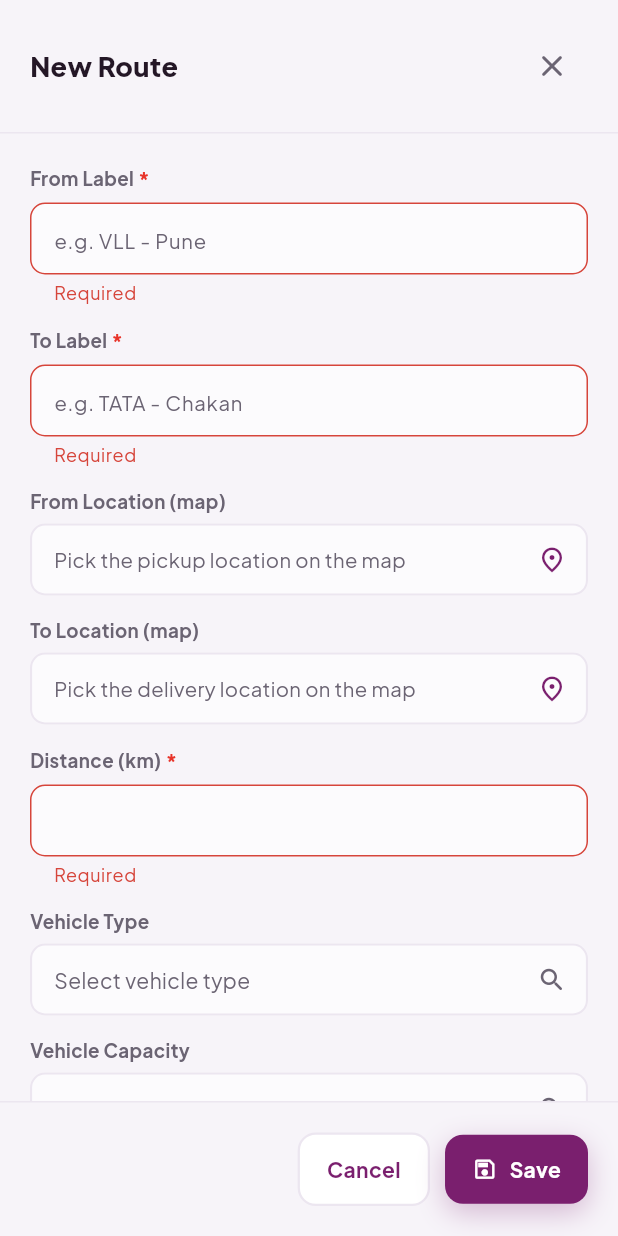
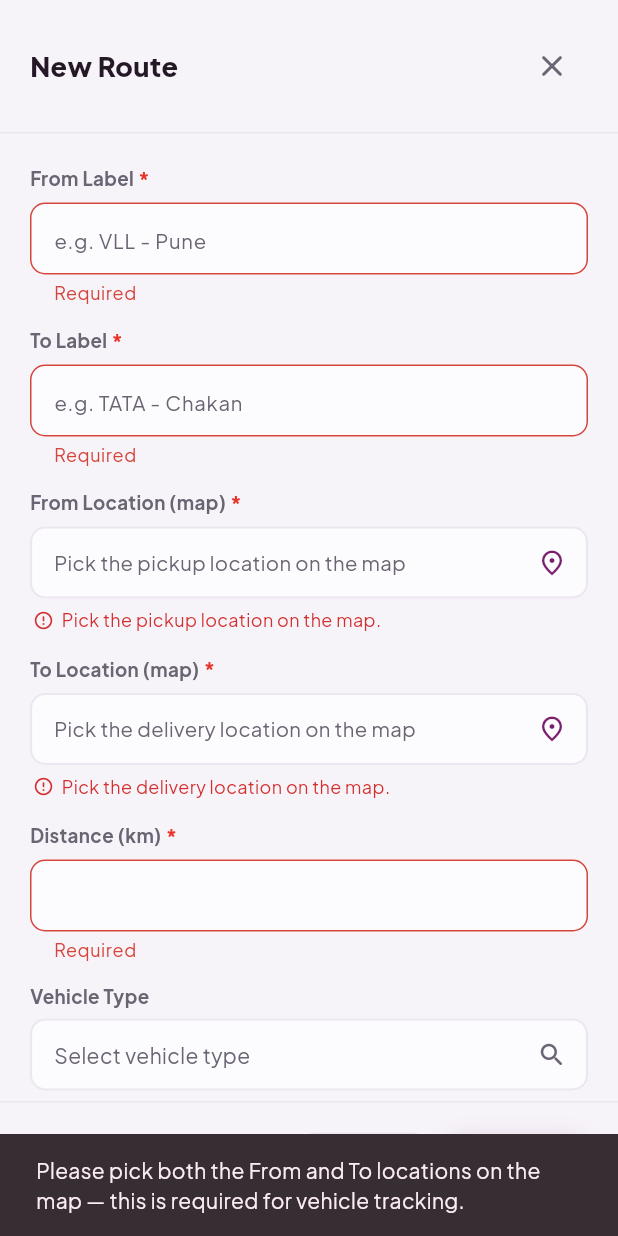
Before and after one commit to vistarlogitekdeveloper/LR_management, a Flutter app: the RouteFormDialog widget shown alone on an empty page, opened directly, after a tap on "Save", on a phone screen of 412 x 824 dp. Run offline on Flutter 3.47's test engine with Material 3 defaults, Android fonts, the phone set to English and light mode, and no system bars; our stand-ins replace dio, file_picker, flutter_map, flutter_riverpod, flutter_secure_storage, go_router and 5 more; missing offline and left inert: dart:html, dart:js_interop, excel; accounts and stored records are empty; network calls fail.

Commit message:
fix(route_form_dialog): enhance location validation and error messaging for map pickers

```diff
--- a/lib/features/masters/widgets/route_form_dialog.dart
+++ b/lib/features/masters/widgets/route_form_dialog.dart
@@ -51,6 +51,9 @@ class _RouteFormDialogState extends ConsumerState<RouteFormDialog> {
   String? _vehicleTypeId;
   String? _capacityId;
   bool _saving = false;
+  // Set once the user tries to save, so the "pick on map" errors only appear
+  // after an attempt (not on a fresh form).
+  bool _triedSave = false;
 
   RouteMaster? get _existing => widget.existing;
 
@@ -107,7 +110,24 @@ class _RouteFormDialogState extends ConsumerState<RouteFormDialog> {
       address.contains(',') ? address.split(',').first.trim() : address.trim();
 
   Future<void> _save() async {
-    if (!_formKey.currentState!.validate()) return;
+    final formOk = _formKey.currentState!.validate();
+    // From/To map coordinates are mandatory: SIM tracking needs origin +
+    // destination points, and a route saved with only city labels fails to
+    // start a trip ("Insufficient Data"). Enforce the pin here at the source.
+    final locOk = _fromLoc != null && _toLoc != null;
+    if (!formOk || !locOk) {
+      if (!locOk) {
+        setState(() => _triedSave = true);
+        ScaffoldMessenger.of(context).showSnackBar(
+          const SnackBar(
+            content: Text(
+              'Please pick both the From and To locations on the map — this is required for vehicle tracking.',
+            ),
+          ),
+        );
+      }
+      return;
+    }
     setState(() => _saving = true);
     final messenger = ScaffoldMessenger.of(context);
     final navigator = Navigator.of(context);
@@ -224,7 +244,11 @@ class _RouteFormDialogState extends ConsumerState<RouteFormDialog> {
                         width: c.maxWidth,
                         child: LabeledField(
                           label: 'From Location (map)',
-                          child: LocationPickerField(
+                          required: true,
+                          child: Column(
+                            crossAxisAlignment: CrossAxisAlignment.start,
+                            children: [
+                              LocationPickerField(
                                 value: _fromLoc,
                                 hintText: 'Pick the pickup location on the map',
                                 onPicked: (loc) => setState(() {
@@ -234,13 +258,21 @@ class _RouteFormDialogState extends ConsumerState<RouteFormDialog> {
                                   }
                                 }),
                               ),
+                              if (_triedSave && _fromLoc == null)
+                                _pickError('Pick the pickup location on the map.'),
+                            ],
+                          ),
                         ),
                       ),
                       SizedBox(
                         width: c.maxWidth,
                         child: LabeledField(
                           label: 'To Location (map)',
-                          child: LocationPickerField(
+                          required: true,
+                          child: Column(
+                            crossAxisAlignment: CrossAxisAlignment.start,
+                            children: [
+                              LocationPickerField(
                                 value: _toLoc,
                                 hintText: 'Pick the delivery location on the map',
                                 onPicked: (loc) => setState(() {
@@ -249,6 +281,10 @@ class _RouteFormDialogState extends ConsumerState<RouteFormDialog> {
                                     _toCity.text = _shortLabel(loc.address);
                                   }
                                 }),
+                              ),
+                              if (_triedSave && _toLoc == null)
+                                _pickError('Pick the delivery location on the map.'),
+                            ],
                           ),
                         ),
                       ),
@@ -372,6 +408,24 @@ class _RouteFormDialogState extends ConsumerState<RouteFormDialog> {
     );
   }
 
+  // Inline validation message for the map pickers (they are not FormFields, so
+  // they can't hook into the Form validator — we render the error ourselves).
+  Widget _pickError(String msg) => Padding(
+    padding: const EdgeInsets.only(top: 6, left: 2),
+    child: Row(
+      children: [
+        Icon(Icons.error_outline_rounded, size: 14, color: Colors.red.shade700),
+        const SizedBox(width: 5),
+        Expanded(
+          child: Text(
+            msg,
+            style: TextStyle(color: Colors.red.shade700, fontSize: 12),
+          ),
+        ),
+      ],
+    ),
+  );
+
   Widget _footer() => Container(
     padding: const EdgeInsets.all(20),
     decoration: const BoxDecoration(
--- a/lib/features/tracking/screens/live_tracking_screen.dart
+++ b/lib/features/tracking/screens/live_tracking_screen.dart
@@ -156,7 +156,7 @@ class _FleetMap extends StatelessWidget {
                       child: Tooltip(
                         message:
                             '${v.lrNumber}${v.truckNumber != null ? ' · ${v.truckNumber}' : ''}',
-                        child: const _TruckPin(),
+                        child: _TruckPin(consent: v.consentStatus),
                       ),
                     ),
                   ),
@@ -189,16 +189,24 @@ class _FleetMap extends StatelessWidget {
 }
 
 class _TruckPin extends StatelessWidget {
-  const _TruckPin();
+  final String? consent;
+  const _TruckPin({this.consent});
   @override
   Widget build(BuildContext context) {
+    // Ring colour reflects consent so the fleet map reads at a glance: green =
+    // consent granted (fixes flow), amber = still pending.
+    final ok = (consent ?? '').toUpperCase().contains('ALLOW');
+    final ring = ok ? AppColors.ok : AppColors.warn;
     return Container(
+      width: 40,
+      height: 40,
+      alignment: Alignment.center,
       decoration: BoxDecoration(
         color: AppColors.plum,
         shape: BoxShape.circle,
-        border: Border.all(color: Colors.white, width: 2),
+        border: Border.all(color: ring, width: 3),
         boxShadow: const [
-          BoxShadow(color: Color(0x33000000), blurRadius: 4, offset: Offset(0, 2)),
+          BoxShadow(color: Color(0x40000000), blurRadius: 5, offset: Offset(0, 2)),
         ],
       ),
       child: const Icon(Icons.local_shipping_rounded, color: Colors.white, size: 22),
```
Lines whose indentation alone changed are shown as unchanged.
